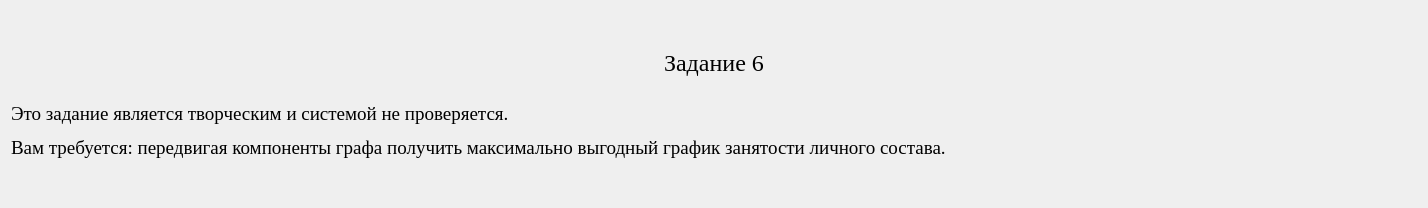
The window that qt_designer_ui/TextTask6.ui (IvaMarin/Project-Network-Diagram-App) describes before a commit, drawn with Qt 5.
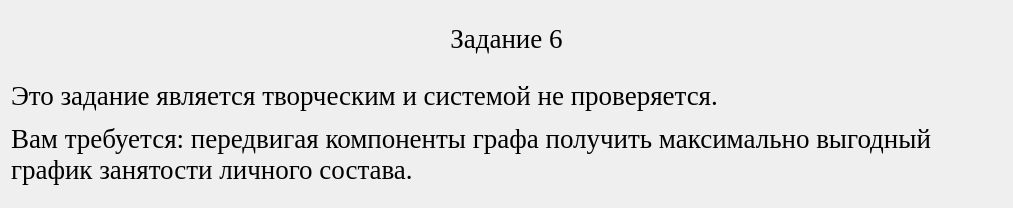
The same window after the commit.

```diff
--- a/qt_designer_ui/TextTask6.ui
+++ b/qt_designer_ui/TextTask6.ui
@@ -6,7 +6,7 @@
    <rect>
     <x>0</x>
     <y>0</y>
-    <width>1428</width>
+    <width>1013</width>
     <height>208</height>
    </rect>
   </property>
@@ -22,7 +22,7 @@
       </font>
      </property>
      <property name="text">
-      <string>&lt;html&gt;&lt;head/&gt;&lt;body&gt;&lt;p align=&quot;center&quot;&gt;&lt;span style=&quot; font-size:18pt;&quot;&gt;Задание 6&lt;/span&gt;&lt;br/&gt;&lt;/p&gt;&lt;p&gt;&lt;span style=&quot; font-size:14pt;&quot;&gt;Это задание является творческим и системой не проверяется.&lt;/span&gt;&lt;/p&gt;&lt;p&gt;&lt;span style=&quot; font-size:14pt;&quot;&gt;Вам требуется: передвигая компоненты графа получить максимально выгодный график занятости личного состава.&lt;/span&gt;&lt;/p&gt;&lt;/body&gt;&lt;/html&gt;</string>
+      <string>&lt;html&gt;&lt;head/&gt;&lt;body&gt;&lt;p align=&quot;center&quot;&gt;&lt;span style=&quot; font-size:20pt;&quot;&gt;Задание 6&lt;br/&gt;&lt;/span&gt;&lt;/p&gt;&lt;p&gt;&lt;span style=&quot; font-size:20pt;&quot;&gt;Это задание является творческим и системой не проверяется.&lt;/span&gt;&lt;/p&gt;&lt;p&gt;&lt;span style=&quot; font-size:20pt;&quot;&gt;Вам требуется: передвигая компоненты графа получить максимально выгодный&lt;br/&gt;график занятости личного состава.&lt;/span&gt;&lt;/p&gt;&lt;/body&gt;&lt;/html&gt;</string>
      </property>
     </widget>
    </item>
```
